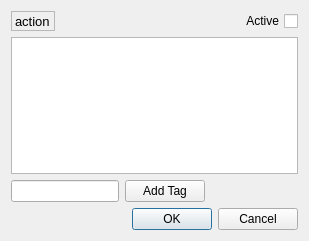
First picture: the form in src/fontaction.ui, repository fontmatrix/fontmatrix, before the edit.
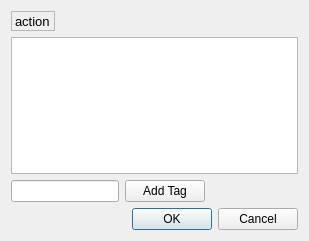
Second picture: the form after the edit.

Diff of the .ui file:
```diff
--- a/src/fontaction.ui
+++ b/src/fontaction.ui
@@ -49,19 +49,6 @@
          </property>
         </spacer>
        </item>
-       <item>
-        <widget class="QCheckBox" name="activatedBox" >
-         <property name="toolTip" >
-          <string>Activated Or Not</string>
-         </property>
-         <property name="layoutDirection" >
-          <enum>Qt::RightToLeft</enum>
-         </property>
-         <property name="text" >
-          <string>Active</string>
-         </property>
-        </widget>
-       </item>
       </layout>
      </item>
      <item>
```
Left out of the diff: 1 changed line with no effect on the pictures.
